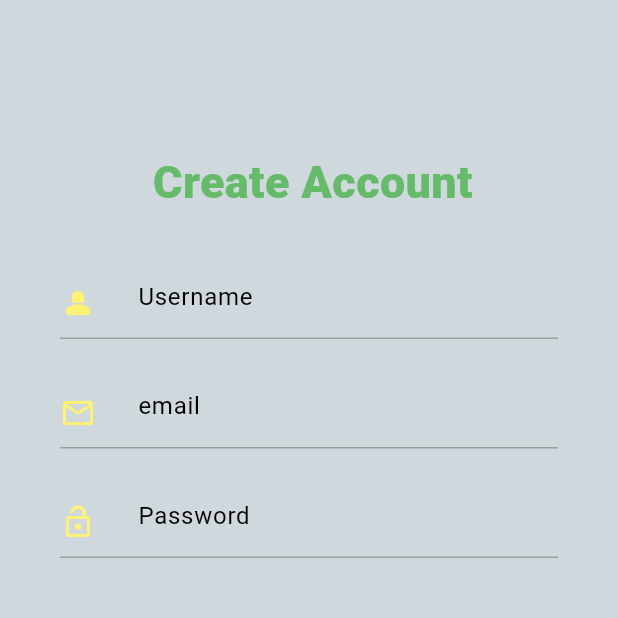
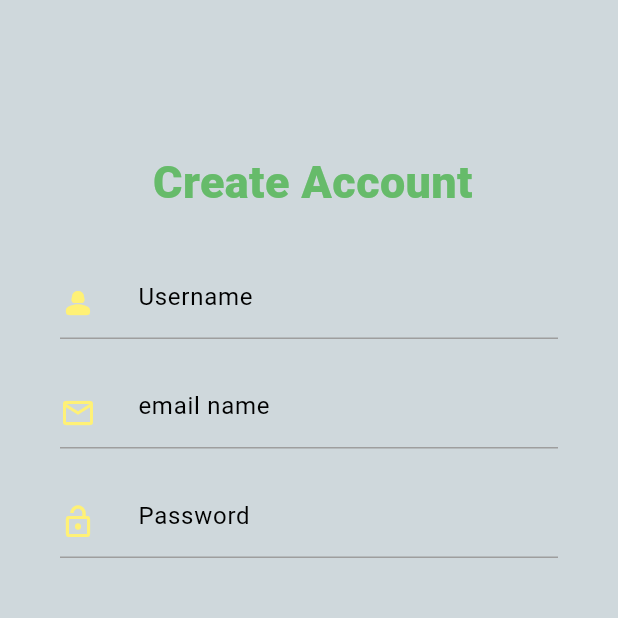
Before and after one commit to Ambikadulal/reliance_college_app, a Flutter app: the Register screen opened directly, on a phone screen of 412 x 824 dp, the top half of it. Run offline on Flutter 3.47's test engine with Material 3 defaults, Android fonts, the phone set to English and light mode, and no system bars.

Commit message:
11th april comit2

```diff
--- a/lib/pages/screens/register_screen.dart
+++ b/lib/pages/screens/register_screen.dart
@@ -68,7 +68,7 @@ class Register extends StatelessWidget {
                     ),
                   ),
                 ),
-                hintText: "email",
+                hintText: "email name",
                 hintStyle: TextStyle(color: Colors.black),
                 enabledBorder: UnderlineInputBorder(
                   borderSide: BorderSide(color: Colors.grey),
```
